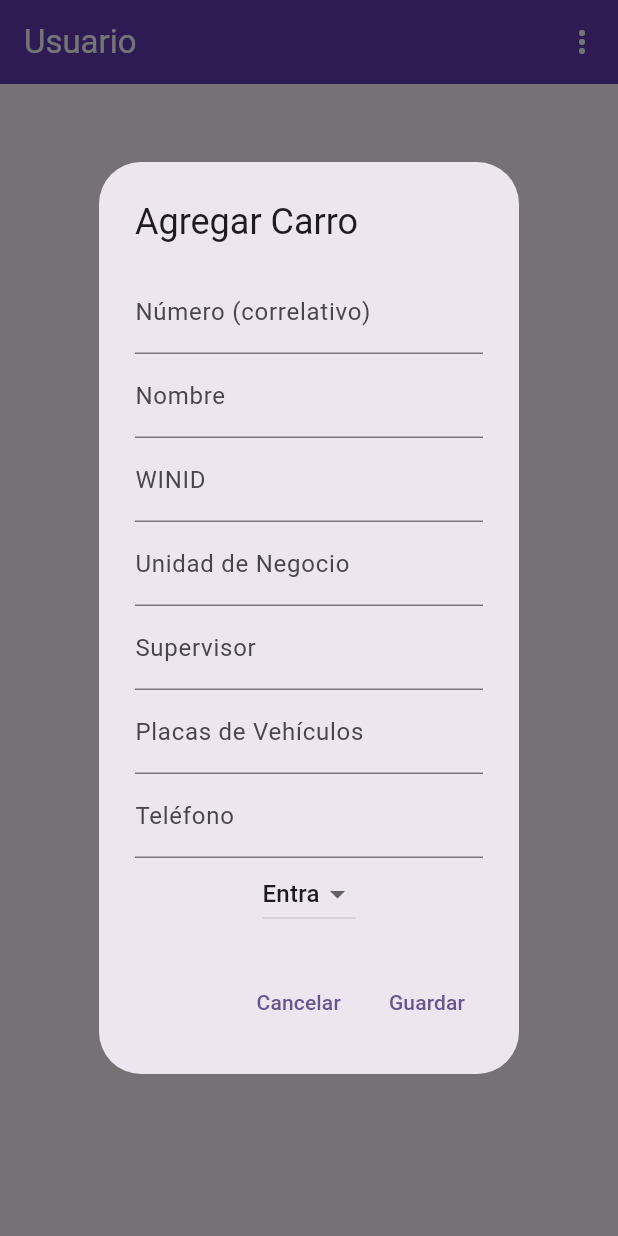
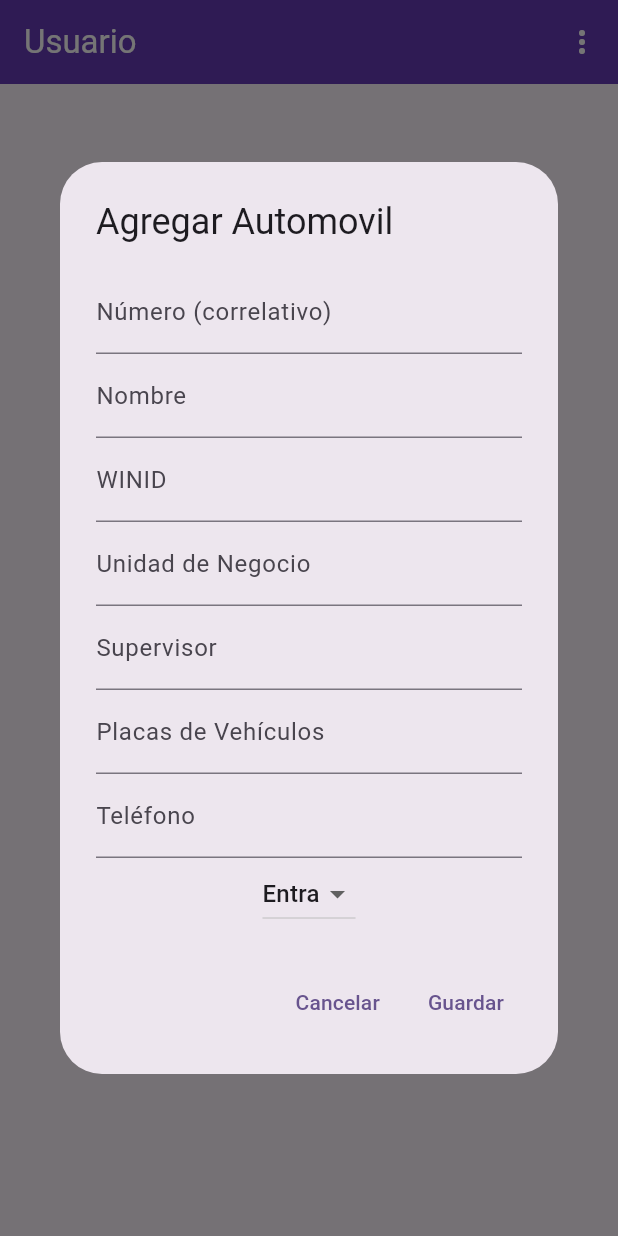
Before and after one commit to juandiegows/GateKeeper, a Flutter app: the UserHomeScreen screen opened by its route, after a tap on the "add" icon, on a phone screen of 412 x 824 dp. Run offline on Flutter 3.47's test engine with Material 3 defaults, Android fonts, the light colour scheme and no system bars.

Commit message:
correcion pequeña

```diff
--- a/lib/screens/user_home_screen.dart
+++ b/lib/screens/user_home_screen.dart
@@ -50,8 +50,10 @@ class _UserHomeScreenState extends State<UserHomeScreen> {
     context: context,
     builder: (context) {
       return AlertDialog(
-          title: const Text('Agregar Carro'),
+        title: const Text('Agregar Automovil'),
         content: SingleChildScrollView(
+          child: Container(
+            width: 400, // Aquí puedes ajustar el ancho según lo necesites
             child: Column(
               children: [
                 TextField(
@@ -99,6 +101,7 @@ class _UserHomeScreenState extends State<UserHomeScreen> {
                   },
                 ),
               ],
+            ),
           ),
         ),
         actions: [
@@ -212,7 +215,7 @@ class _UserHomeScreenState extends State<UserHomeScreen> {
           mainAxisAlignment: MainAxisAlignment.center,
           children: [
             carros.isEmpty
-                ? const Text('Aún no hay carros registrados.')
+                ? const Text('Aún no hay automovil registrados.')
                 : Expanded(
                     child: SingleChildScrollView(
                       child: DataTable(
@@ -244,7 +247,10 @@ class _UserHomeScreenState extends State<UserHomeScreen> {
             const SizedBox(height: 20),
             FloatingActionButton(
               onPressed: _mostrarFormulario,
-              child: const Icon(Icons.add),
+              child: const Icon(
+              Icons.add,
+              color: Colors.white,
+            ),
               backgroundColor: Colors.deepPurple,
             ),
           ],
```
Lines whose indentation alone changed are shown as unchanged.
